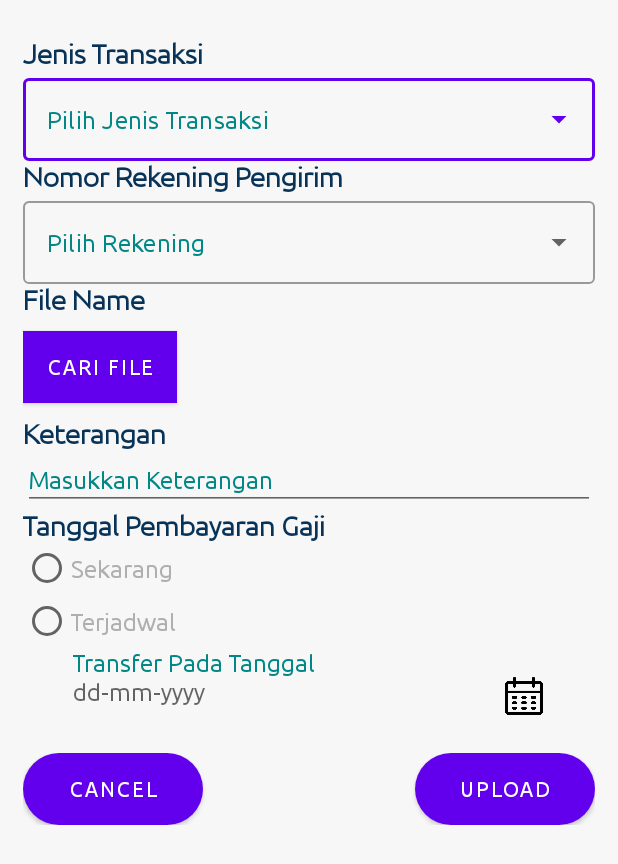
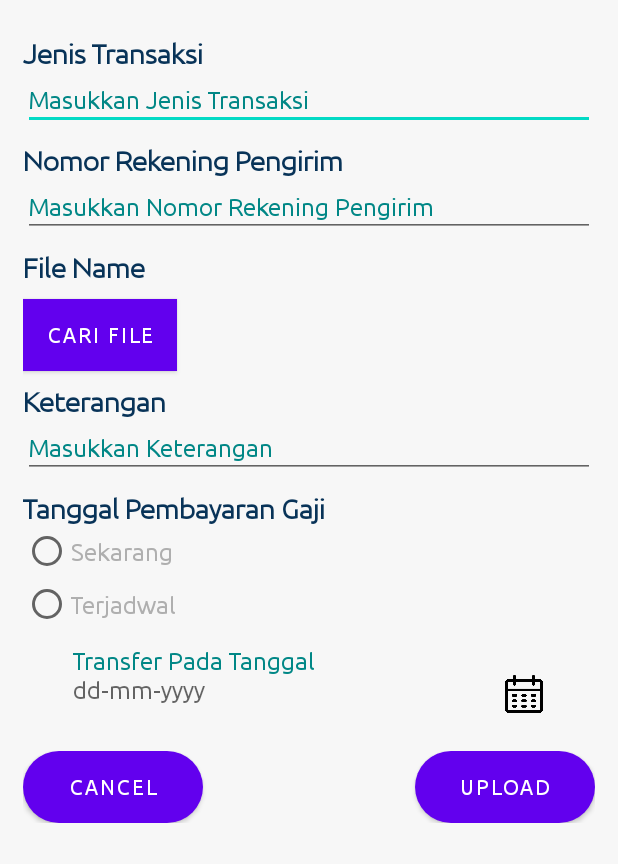
Before and after one commit to ohmantun/CMSMantap, an Android app: the BuatBaruPayrollUmum screen opened directly, with no data from a screen before it, on a phone screen of 412 x 824 dp. Shown: the top 864 px of the screen. Run offline under Robolectric (Android 15) with nearby library versions, the phone set to English and light mode, and no system bars.

Commit message:
buat baru payroll

```diff
--- a/app/src/main/java/com/example/cmsmantap/BuatBaruPayrollUmum.kt
+++ b/app/src/main/java/com/example/cmsmantap/BuatBaruPayrollUmum.kt
@@ -3,19 +3,9 @@ package com.example.cmsmantap.data
 import android.content.Intent
 import androidx.appcompat.app.AppCompatActivity
 import android.os.Bundle
-import android.view.View
-import android.widget.*
-import androidx.lifecycle.Observer
-import androidx.lifecycle.ViewModelProvider
-import androidx.recyclerview.widget.LinearLayoutManager
-import com.example.cmsmantap.Payroll
 import com.example.cmsmantap.R
-import com.example.cmsmantap.databinding.ActivityPayrollUmumBinding
-import com.example.cmsmantap.fragment.FragmentAdapter
 import com.example.cmsmantap.ui.MakerAdapter
-import com.example.cmsmantap.viewmodel.HomeViewModel
-import com.google.android.material.tabs.TabLayoutMediator
-import kotlinx.android.synthetic.main.activity_main.*
+import kotlinx.android.synthetic.main.fragment_buatbaru.*
 
 
 class BuatBaruPayrollUmum : AppCompatActivity(), MakerAdapter.HomeListener {
@@ -24,6 +14,9 @@ class BuatBaruPayrollUmum : AppCompatActivity(), MakerAdapter.HomeListener {
         super.onCreate(savedInstanceState)
         setTheme(R.style.Theme_CMSMantap)
         setContentView(R.layout.fragment_buatbaru)
+
+        btnUpload.setOnClickListener {
+        }
     }
 
 }
--- a/app/src/main/java/com/example/cmsmantap/fragment/FragmentBuatbaru.kt
+++ b/app/src/main/java/com/example/cmsmantap/fragment/FragmentBuatbaru.kt
@@ -27,13 +27,13 @@ class FragmentBuatbaru : Fragment() {
         // Inflate the layout for this fragment
         _binding = FragmentBuatbaruBinding.inflate(inflater, container, false)
 
-        val pilihJenisTransaksi = resources.getStringArray(R.array.pilih_jenis_transaksi)
-        val arrayAdapter = ArrayAdapter(requireContext(), R.layout.dropdown_item, pilihJenisTransaksi)
-        binding.acTvJenisTransaksi.setAdapter(arrayAdapter)
+//        val pilihJenisTransaksi = resources.getStringArray(R.array.pilih_jenis_transaksi)
+//        val arrayAdapter = ArrayAdapter(requireContext(), R.layout.dropdown_item, pilihJenisTransaksi)
+//        binding.acTvJenisTransaksi.setAdapter(arrayAdapter)
 
         val pilihRekening = resources.getStringArray(R.array.pilih_rek)
         val arrAdapter = ArrayAdapter(requireContext(), R.layout.dropdown_item, pilihRekening)
-        binding.acTvNoRekPengirim.setAdapter(arrAdapter)
+//        binding.acTvNoRekPengirim.setAdapter(arrAdapter)
 
 
 
@@ -62,8 +62,8 @@ class FragmentBuatbaru : Fragment() {
                 "Input Payroll Sukses. Menunggu Validasi Checker",
                 Toast.LENGTH_LONG
             ).show()
-            binding.acTvJenisTransaksi.setText("")
-            binding.acTvNoRekPengirim.setText("")
+//            binding.acTvJenisTransaksi.setText("")
+//            binding.acTvNoRekPengirim.setText("")
             binding.rgTglpembayaran.clearCheck()
             binding.etKeterangan.text.clear()
             binding.tvTglterjadwal.setText("")
--- a/app/src/main/java/com/example/cmsmantap/network/ApiInterface.kt
+++ b/app/src/main/java/com/example/cmsmantap/network/ApiInterface.kt
@@ -15,6 +15,9 @@ interface ApiInterface {
     @GET("daftar_transaksi_releaser_umum")
     fun fetchAllTransaksiReleaserUmum(): Call<List<MakerModel>>
 
+    @POST("save_transaksi_maker_umum")
+    fun createTransaksiMaker(@Body MakerModel: MakerModel):Call<MakerModel>
+
     @POST("posts")
     fun createPost(@Body MakerModel: MakerModel):Call<MakerModel>
 
--- a/app/src/main/res/layout/fragment_buatbaru.xml
+++ b/app/src/main/res/layout/fragment_buatbaru.xml
@@ -27,22 +27,31 @@
             android:textColor="#083358"
             android:layout_marginTop="10dp"/>
 
-        <com.google.android.material.textfield.TextInputLayout
-            style="@style/Widget.MaterialComponents.TextInputLayout.OutlinedBox.ExposedDropdownMenu"
+        <EditText
+            android:id="@+id/et_jenisTransaksi"
             android:layout_width="match_parent"
-            android:layout_height="match_parent"
-            app:boxBackgroundColor="#F7F7F7">
+            android:layout_height="wrap_content"
+            android:hint="Masukkan Jenis Transaksi"
+            android:textSize="16sp"
+            android:textColor="@color/black"
+            android:textColorHint="@color/teal_700"/>
 
-            <AutoCompleteTextView
-                android:id="@+id/acTvJenisTransaksi"
-                android:layout_width="match_parent"
-                android:layout_height="55dp"
-                android:layout_weight="1"
-                android:inputType="none"
-                android:textColor="@color/teal_700"
-                android:text="Pilih Jenis Transaksi" />
+<!--        <com.google.android.material.textfield.TextInputLayout-->
+<!--            style="@style/Widget.MaterialComponents.TextInputLayout.OutlinedBox.ExposedDropdownMenu"-->
+<!--            android:layout_width="match_parent"-->
+<!--            android:layout_height="match_parent"-->
+<!--            app:boxBackgroundColor="#F7F7F7">-->
 
-        </com.google.android.material.textfield.TextInputLayout>
+<!--            <AutoCompleteTextView-->
+<!--                android:id="@+id/acTvJenisTransaksi"-->
+<!--                android:layout_width="match_parent"-->
+<!--                android:layout_height="55dp"-->
+<!--                android:layout_weight="1"-->
+<!--                android:inputType="none"-->
+<!--                android:textColor="@color/teal_700"-->
+<!--                android:text="Pilih Jenis Transaksi" />-->
+
+<!--        </com.google.android.material.textfield.TextInputLayout>-->
 
 
         <TextView
@@ -51,24 +60,33 @@
             android:text="Nomor Rekening Pengirim"
             android:textSize="18sp"
             android:textStyle="bold"
-            android:textColor="#083358"/>
+            android:textColor="#083358"
+            android:layout_marginTop="10dp"/>
 
-        <com.google.android.material.textfield.TextInputLayout
-            style="@style/Widget.MaterialComponents.TextInputLayout.OutlinedBox.ExposedDropdownMenu"
+        <EditText
+            android:id="@+id/et_noRekPengirim"
             android:layout_width="match_parent"
-            android:layout_height="match_parent"
-            app:boxBackgroundColor="#F7F7F7">
+            android:layout_height="wrap_content"
+            android:hint="Masukkan Nomor Rekening Pengirim"
+            android:textSize="16sp"
+            android:textColor="@color/black"
+            android:textColorHint="@color/teal_700"/>
+<!--        <com.google.android.material.textfield.TextInputLayout-->
+<!--            style="@style/Widget.MaterialComponents.TextInputLayout.OutlinedBox.ExposedDropdownMenu"-->
+<!--            android:layout_width="match_parent"-->
+<!--            android:layout_height="match_parent"-->
+<!--            app:boxBackgroundColor="#F7F7F7">-->
 
-            <AutoCompleteTextView
-                android:id="@+id/acTvNoRekPengirim"
-                android:layout_width="match_parent"
-                android:layout_height="55dp"
-                android:layout_weight="1"
-                android:inputType="none"
-                android:textColor="@color/teal_700"
-                android:text="Pilih Rekening" />
+<!--            <AutoCompleteTextView-->
+<!--                android:id="@+id/acTvNoRekPengirim"-->
+<!--                android:layout_width="match_parent"-->
+<!--                android:layout_height="55dp"-->
+<!--                android:layout_weight="1"-->
+<!--                android:inputType="none"-->
+<!--                android:textColor="@color/teal_700"-->
+<!--                android:text="Pilih Rekening" />-->
 
-        </com.google.android.material.textfield.TextInputLayout>
+<!--        </com.google.android.material.textfield.TextInputLayout>-->
 
         <TextView
             android:layout_width="wrap_content"
@@ -76,7 +94,8 @@
             android:text="File Name"
             android:textSize="18sp"
             android:textStyle="bold"
-            android:textColor="#083358"/>
+            android:textColor="#083358"
+            android:layout_marginTop="10dp"/>
 
         <Button
             android:layout_width="wrap_content"
@@ -110,7 +129,8 @@
             android:text="Tanggal Pembayaran Gaji"
             android:textSize="18sp"
             android:textStyle="bold"
-            android:textColor="#083358" />
+            android:textColor="#083358"
+            android:layout_marginTop="10dp"/>
 
         <LinearLayout
             android:layout_width="match_parent"
@@ -151,7 +171,8 @@
                 android:layout_marginLeft="30dp"
                 android:paddingLeft="3dp"
                 android:textColor="@color/teal_700"
-                android:textSize="16sp" />
+                android:textSize="16sp"
+                android:layout_marginTop="10dp"/>
 
         </LinearLayout>
 
```
